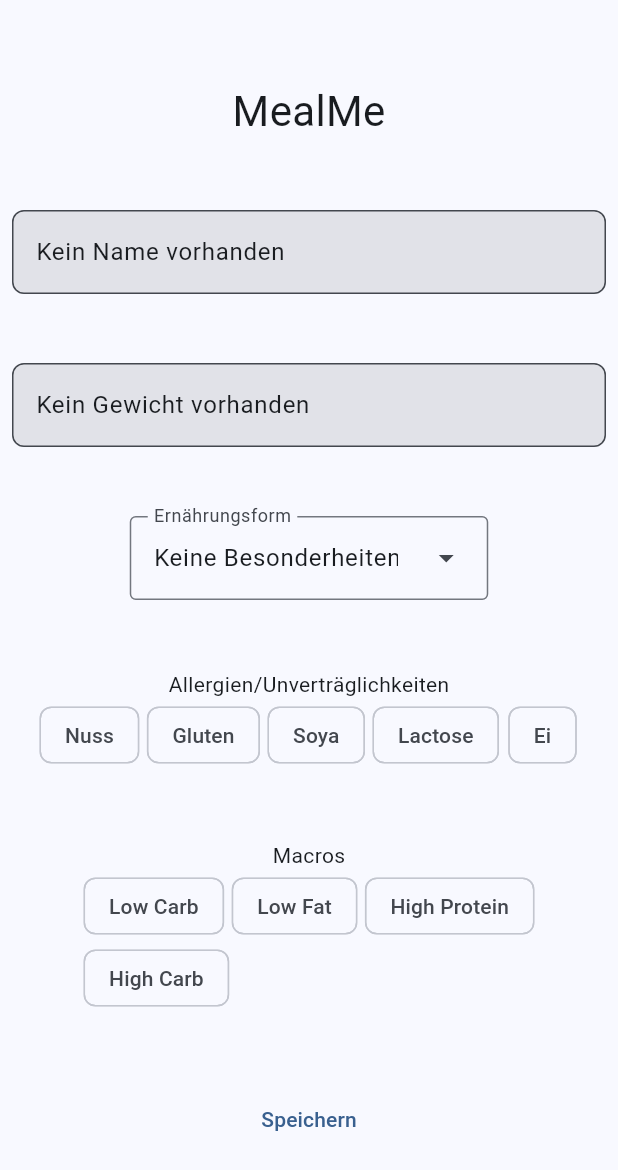
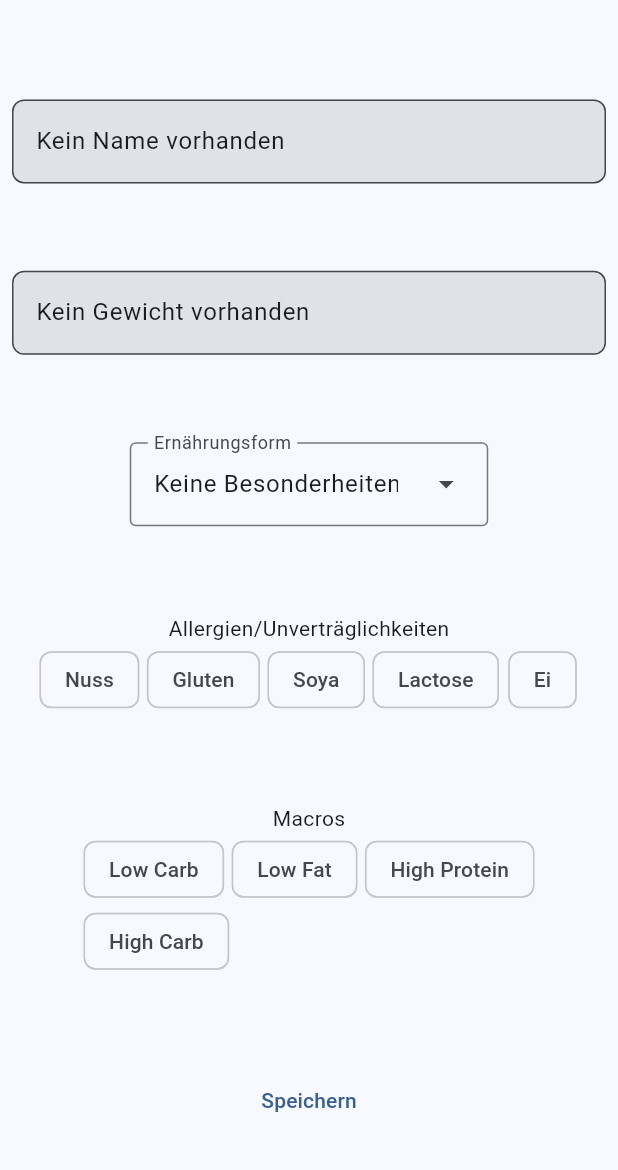
Before and after one commit to MrToWy/MealMaster, a Flutter app: the ProfileScreen screen opened by its route, on a phone screen of 412 x 824 dp. Shown: the top 1170 px of the screen. Run offline on Flutter 3.47's test engine with Material 3 defaults, Android fonts, the phone set to English and light mode, and no system bars; our stand-ins replace flex_color_scheme, image_picker, isar; missing offline and left inert: record; accounts and stored records are empty; generated files the repository leaves out were written again; key blocks and very long unbroken strings in the code were emptied for the run.

Commit message:
remove mealme

```diff
--- a/lib/features/user_profile/presentation/profile_screen.dart
+++ b/lib/features/user_profile/presentation/profile_screen.dart
@@ -48,10 +48,6 @@ class _ProfileScreenState extends State<ProfileScreen> {
         child: Column(
           mainAxisAlignment: MainAxisAlignment.spaceEvenly,
           children: [
-            const Text(
-              "MealMe",
-              textScaler: TextScaler.linear(2),
-            ),
             TextField(
               controller: userNameController,
               decoration: InputDecoration(hintText: "Dein Name"),
```
